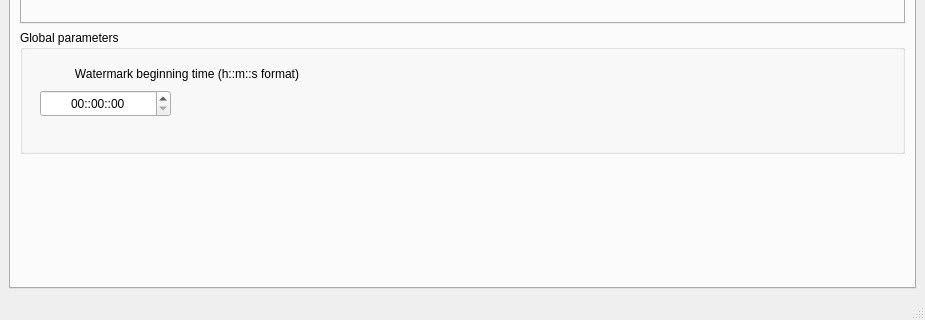
Old version of the form src/GUI/InterfaceWatermarking/mainwindow.ui in the repository jcelerier/watermarking; both pictures show x 0 to 925 and y 447 to 767 of the 925 by 767 pixel window.
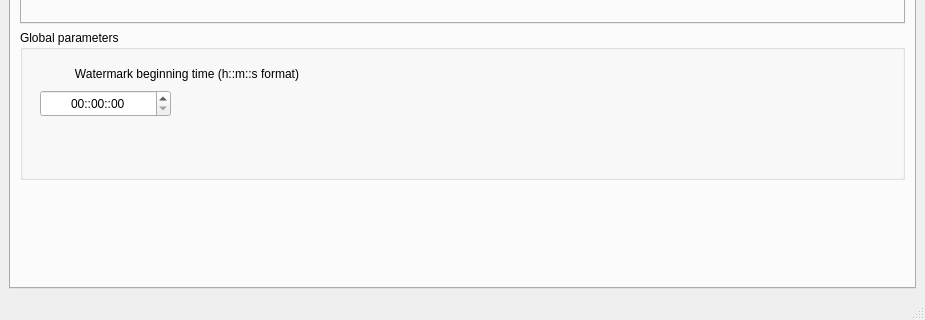
New version of the form. The open tabs and pages were chosen to show the change. Icons and pictures are not drawn. Custom widgets are drawn as their Qt base class.

Commit message: petites corrections

Diff of the .ui file:
```diff
--- a/src/GUI/InterfaceWatermarking/mainwindow.ui
+++ b/src/GUI/InterfaceWatermarking/mainwindow.ui
@@ -877,7 +877,7 @@
           <property name="minimumSize">
            <size>
             <width>0</width>
-            <height>100</height>
+            <height>150</height>
            </size>
           </property>
           <property name="title">
```
Left out of the diff: 9 changed lines with no effect on the pictures. The commit also changes 2 other files.
